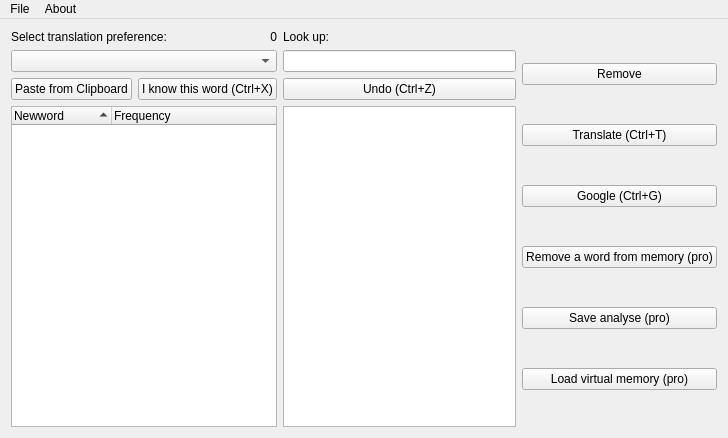
Before: the Qt Designer form mainwindow.ui in votinh1210/ReadingProject, drawn with Qt 5.
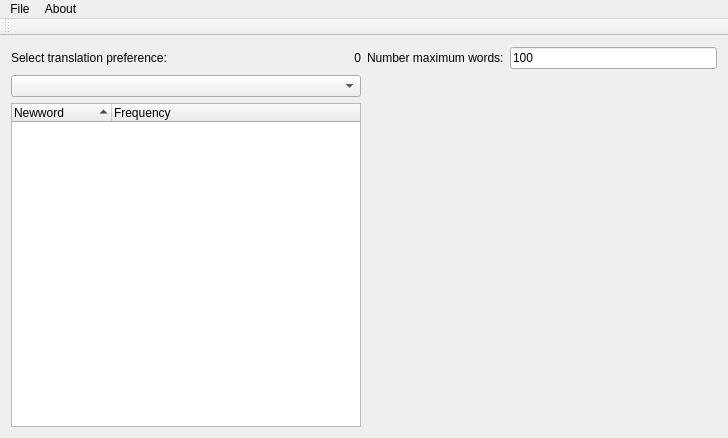
After: the same form once the commit is applied. Custom widgets are drawn as their Qt base class.

Commit message: add article view

The edit to the form file:
```diff
--- a/mainwindow.ui
+++ b/mainwindow.ui
@@ -20,27 +20,10 @@
    <property name="autoFillBackground">
     <bool>false</bool>
    </property>
-   <layout class="QHBoxLayout" name="horizontalLayout_3">
-    <item>
-     <layout class="QGridLayout" name="gridLayout" rowminimumheight="0,0,0,1">
-      <item row="0" column="1">
-       <widget class="QLabel" name="labelLookup">
-        <property name="text">
-         <string>Look up:</string>
-        </property>
-       </widget>
-      </item>
-      <item row="1" column="1">
-       <widget class="QLineEdit" name="lineEdit"/>
-      </item>
-      <item row="2" column="1">
-       <widget class="QPushButton" name="bUndo">
-        <property name="text">
-         <string>Undo (Ctrl+Z)</string>
-        </property>
-       </widget>
-      </item>
-      <item row="3" column="0">
+   <layout class="QGridLayout" name="gridLayout_2">
+    <item row="0" column="0">
+     <layout class="QGridLayout" name="gridLayout">
+      <item row="2" column="0">
        <widget class="QTreeWidget" name="treeWidget">
         <property name="editTriggers">
          <set>QAbstractItemView::NoEditTriggers</set>
@@ -60,18 +43,19 @@
         </column>
        </widget>
       </item>
-      <item row="3" column="1">
-       <widget class="QTextBrowser" name="textBrowser"/>
-      </item>
-      <item row="1" column="0">
-       <widget class="QComboBox" name="comboBox"/>
+      <item row="2" column="1">
+       <widget class="ArticleView" name="article" native="true">
+        <property name="autoFillBackground">
+         <bool>false</bool>
+        </property>
+       </widget>
       </item>
       <item row="0" column="0">
        <layout class="QHBoxLayout" name="horizontalLayout">
         <item>
          <widget class="QLabel" name="labelLanguage">
           <property name="text">
-           <string>Select translation preference:</string>
+           <string>Select translation preference:    </string>
           </property>
          </widget>
         </item>
@@ -87,19 +71,22 @@
         </item>
        </layout>
       </item>
-      <item row="2" column="0">
+      <item row="1" column="0">
+       <widget class="QComboBox" name="comboBox"/>
+      </item>
+      <item row="0" column="1">
        <layout class="QHBoxLayout" name="horizontalLayout_2">
         <item>
-         <widget class="QPushButton" name="bPaste">
+         <widget class="QLabel" name="labelLookup">
           <property name="text">
-           <string>Paste from Clipboard</string>
+           <string>Number maximum words:</string>
           </property>
          </widget>
         </item>
         <item>
-         <widget class="QPushButton" name="bKnow">
+         <widget class="QLineEdit" name="lineEdit">
           <property name="text">
-           <string>I know this word (Ctrl+X)</string>
+           <string>100</string>
           </property>
          </widget>
         </item>
@@ -107,52 +94,6 @@
       </item>
      </layout>
     </item>
-    <item>
-     <layout class="QVBoxLayout" name="verticalLayout">
-      <item>
-       <widget class="QPushButton" name="bRemove">
-        <property name="text">
-         <string>Remove</string>
-        </property>
-       </widget>
-      </item>
-      <item>
-       <widget class="QPushButton" name="bTranslate">
-        <property name="text">
-         <string>Translate (Ctrl+T)</string>
-        </property>
-       </widget>
-      </item>
-      <item>
-       <widget class="QPushButton" name="bGoogle">
-        <property name="text">
-         <string>Google (Ctrl+G)</string>
-        </property>
-       </widget>
-      </item>
-      <item>
-       <widget class="QPushButton" name="bRemoveInFile">
-        <property name="text">
-         <string>Remove a word from memory (pro)</string>
-        </property>
-       </widget>
-      </item>
-      <item>
-       <widget class="QPushButton" name="bSave">
-        <property name="text">
-         <string>Save analyse (pro)</string>
-        </property>
-       </widget>
-      </item>
-      <item>
-       <widget class="QPushButton" name="bLoad">
-        <property name="text">
-         <string>Load virtual memory (pro)</string>
-        </property>
-       </widget>
-      </item>
-     </layout>
-    </item>
    </layout>
   </widget>
   <widget class="QMenuBar" name="menuBar">
@@ -182,6 +123,17 @@
    <addaction name="menuFile"/>
    <addaction name="menuAbout"/>
   </widget>
+  <widget class="QToolBar" name="toolBar">
+   <property name="windowTitle">
+    <string>toolBar</string>
+   </property>
+   <attribute name="toolBarArea">
+    <enum>TopToolBarArea</enum>
+   </attribute>
+   <attribute name="toolBarBreak">
+    <bool>true</bool>
+   </attribute>
+  </widget>
   <action name="actionOpen">
    <property name="text">
     <string>Open</string>
@@ -209,6 +161,14 @@
   </action>
  </widget>
  <layoutdefault spacing="6" margin="11"/>
+ <customwidgets>
+  <customwidget>
+   <class>ArticleView</class>
+   <extends>QWidget</extends>
+   <header location="global">articleview.h</header>
+   <container>1</container>
+  </customwidget>
+ </customwidgets>
  <resources/>
  <connections/>
 </ui>
```
The commit also changes 3 other files.
